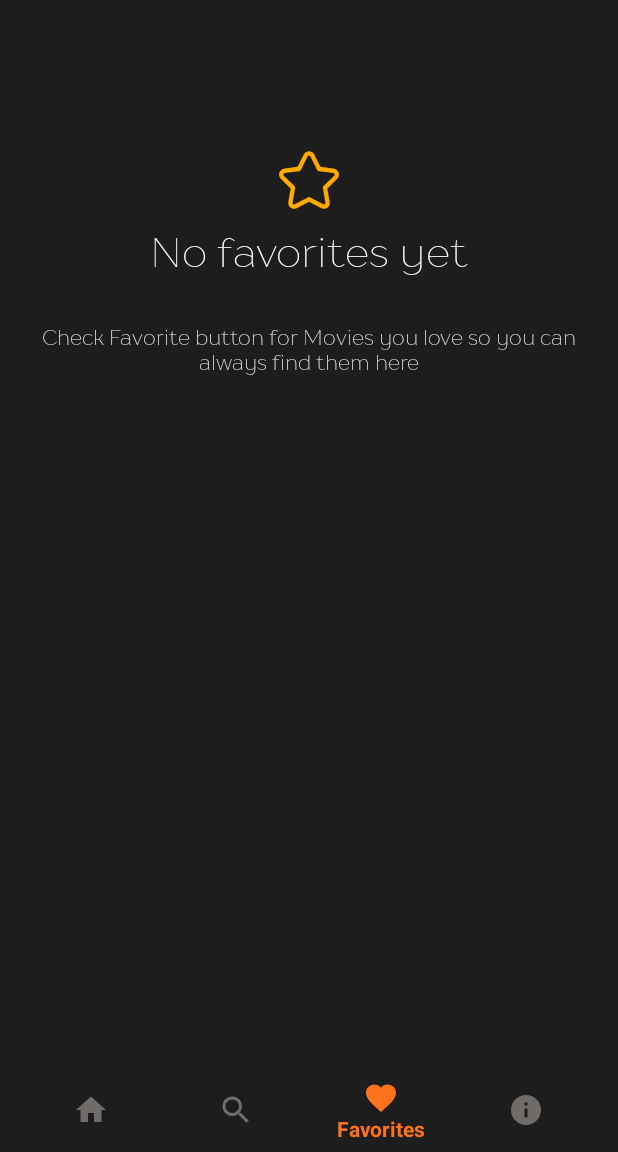
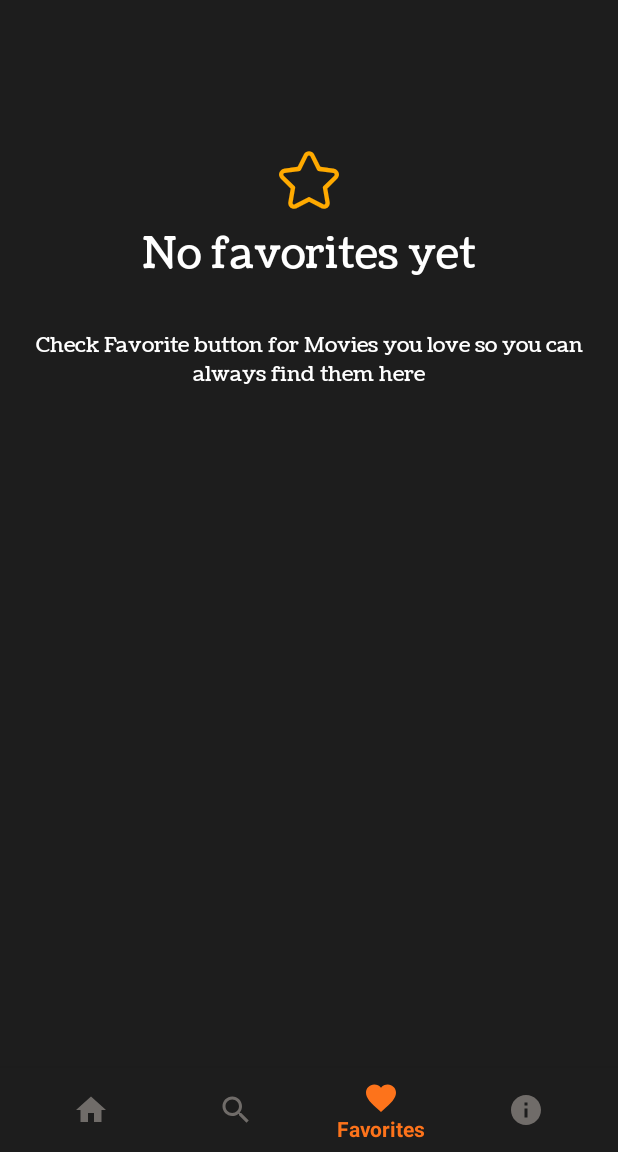
Before and after one commit to Amrhalawani/DiscoverMovieskt, an Android app: the FavFragment screen opened through its navigation route, on a phone screen of 412 x 824 dp, the part 84-1236 px from its top. Run offline under Robolectric (Android 15) with nearby library versions, the phone set to English and light mode, and no system bars; our stand-ins replace Picasso, Room's generated code, navigation-ui; plain views replace BottomNavigationViewEx; pictures from the network do not load; Roboto replaces fonts that are not available here.

Commit message:
some changes

```diff
--- a/app/src/main/res/layout/activity_content_details.xml
+++ b/app/src/main/res/layout/activity_content_details.xml
@@ -94,7 +94,7 @@
                 android:layout_width="0dp"
                 android:layout_height="wrap_content"
              android:layout_margin="2dp"
-                android:fontFamily="@font/drugs"
+                android:fontFamily="@font/coustard"
                 android:gravity="center"
                 tools:text="Put on a happy face."
                 android:textColor="@color/white"
--- a/app/src/main/res/layout/frag_fav_movies.xml
+++ b/app/src/main/res/layout/frag_fav_movies.xml
@@ -33,7 +33,7 @@
                   android:layout_height="match_parent"
                   android:textColor="@color/white"
                   android:gravity="center"
-                  android:fontFamily="@font/drugs"
+                  android:fontFamily="@font/coustard"
                   android:textSize="28sp"
                   android:layout_margin="10dp"
         android:text="@string/no_favorites_yet"/>
@@ -42,7 +42,7 @@
                   android:layout_height="match_parent"
                   android:textColor="@color/white"
                   android:gravity="center"
-                  android:fontFamily="@font/drugs"
+                  android:fontFamily="@font/coustard"
                   android:layout_margin="20dp"
         android:text="@string/check_favorite_button_for_movies_you_love_so_you_can_always_find_them_here"/>
     </LinearLayout>
```
Also changed, not shown: app/build.gradle (+4 -4 lines), app/src/main/res/font/drugs.otf (deleted).
